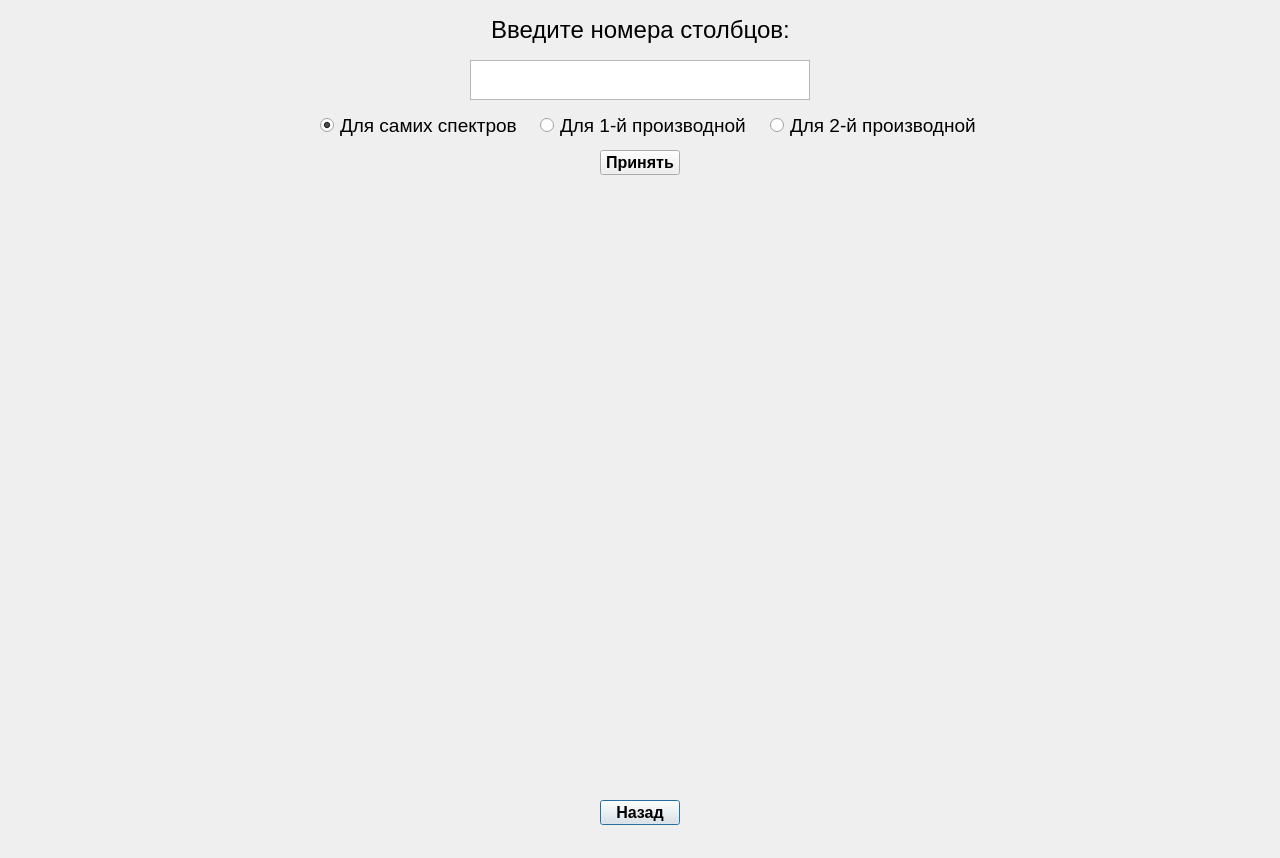
daniil432/PCA_for_IR-spectra_of_blood, file interface/ColumnWindow.ui: the form before one commit.
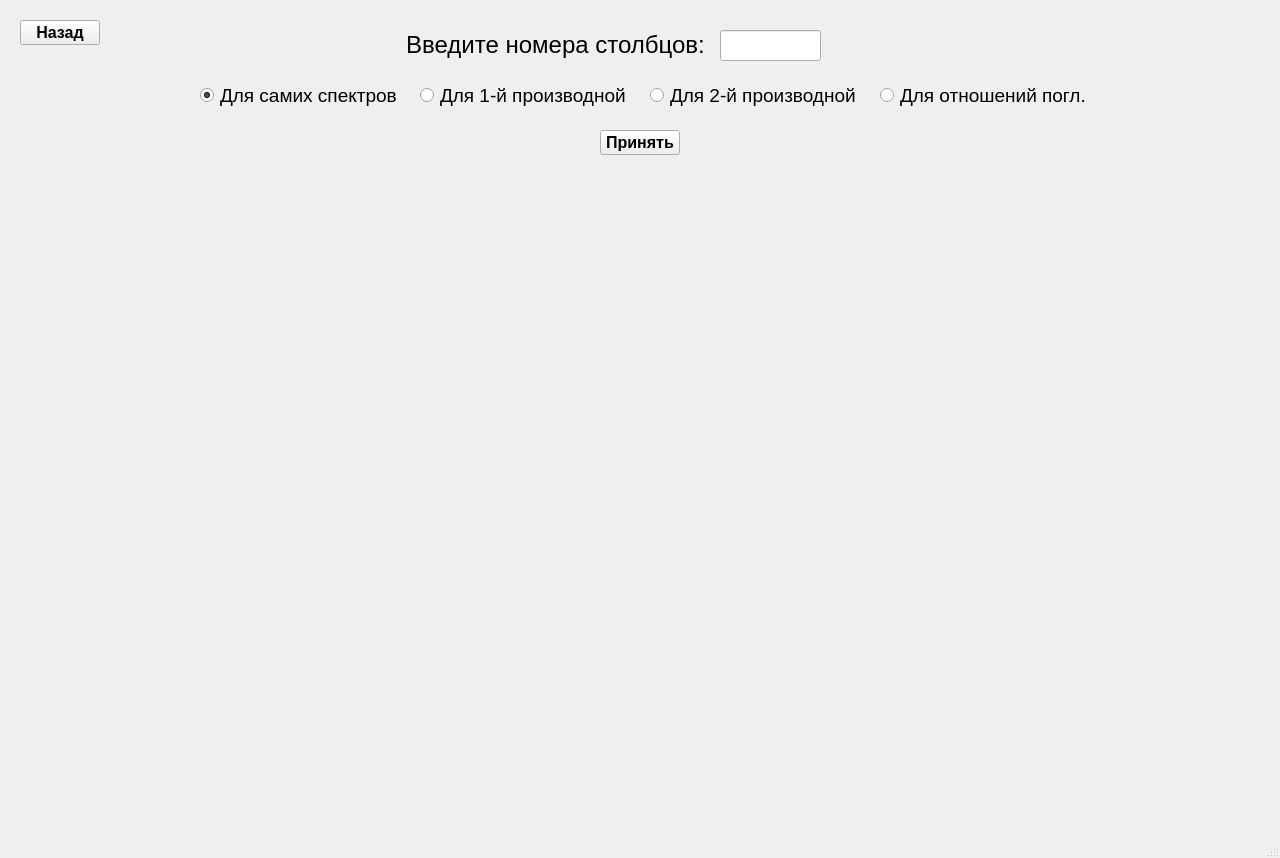
The form after the commit.

Patch:
```diff
--- a/interface/ColumnWindow.ui
+++ b/interface/ColumnWindow.ui
@@ -1,7 +1,7 @@
 <?xml version="1.0" encoding="UTF-8"?>
 <ui version="4.0">
- <class>Dialog</class>
- <widget class="QDialog" name="Dialog">
+ <class>MainWindow</class>
+ <widget class="QMainWindow" name="MainWindow">
   <property name="geometry">
    <rect>
     <x>0</x>
@@ -13,16 +13,17 @@
   <property name="windowTitle">
    <string>Dialog</string>
   </property>
+  <widget class="QWidget" name="centralwidget">
   <widget class="QLabel" name="label_3">
    <property name="enabled">
     <bool>true</bool>
    </property>
    <property name="geometry">
     <rect>
-     <x>470</x>
-     <y>10</y>
-     <width>341</width>
-     <height>41</height>
+      <x>400</x>
+      <y>30</y>
+      <width>311</width>
+      <height>31</height>
     </rect>
    </property>
    <property name="font">
@@ -50,11 +51,85 @@
     <bool>false</bool>
    </property>
   </widget>
+   <widget class="QWidget" name="colGraph" native="true">
+    <property name="geometry">
+     <rect>
+      <x>20</x>
+      <y>180</y>
+      <width>1240</width>
+      <height>661</height>
+     </rect>
+    </property>
+    <property name="font">
+     <font>
+      <family>Arial</family>
+     </font>
+    </property>
+   </widget>
+   <widget class="QRadioButton" name="Derivative_2_Button">
+    <property name="geometry">
+     <rect>
+      <x>650</x>
+      <y>80</y>
+      <width>211</width>
+      <height>31</height>
+     </rect>
+    </property>
+    <property name="font">
+     <font>
+      <family>Arial</family>
+      <pointsize>14</pointsize>
+     </font>
+    </property>
+    <property name="text">
+     <string>Для 2-й производной</string>
+    </property>
+   </widget>
+   <widget class="QRadioButton" name="Derivative_1_Button">
+    <property name="geometry">
+     <rect>
+      <x>420</x>
+      <y>80</y>
+      <width>211</width>
+      <height>31</height>
+     </rect>
+    </property>
+    <property name="font">
+     <font>
+      <family>Arial</family>
+      <pointsize>14</pointsize>
+     </font>
+    </property>
+    <property name="text">
+     <string>Для 1-й производной</string>
+    </property>
+   </widget>
+   <widget class="QPushButton" name="pushButton">
+    <property name="geometry">
+     <rect>
+      <x>600</x>
+      <y>130</y>
+      <width>80</width>
+      <height>25</height>
+     </rect>
+    </property>
+    <property name="font">
+     <font>
+      <family>Arial</family>
+      <pointsize>12</pointsize>
+      <weight>75</weight>
+      <bold>true</bold>
+     </font>
+    </property>
+    <property name="text">
+     <string>Принять</string>
+    </property>
+   </widget>
   <widget class="QRadioButton" name="SpectraButton">
    <property name="geometry">
     <rect>
-     <x>320</x>
-     <y>110</y>
+      <x>200</x>
+      <y>80</y>
      <width>201</width>
      <height>31</height>
     </rect>
@@ -72,11 +147,45 @@
     <bool>true</bool>
    </property>
   </widget>
+   <widget class="QRadioButton" name="RatioWave_button">
+    <property name="geometry">
+     <rect>
+      <x>880</x>
+      <y>80</y>
+      <width>211</width>
+      <height>31</height>
+     </rect>
+    </property>
+    <property name="font">
+     <font>
+      <family>Arial</family>
+      <pointsize>14</pointsize>
+     </font>
+    </property>
+    <property name="text">
+     <string>Для отношений погл.</string>
+    </property>
+   </widget>
+   <widget class="QLineEdit" name="Columns_int">
+    <property name="geometry">
+     <rect>
+      <x>720</x>
+      <y>30</y>
+      <width>101</width>
+      <height>31</height>
+     </rect>
+    </property>
+    <property name="font">
+     <font>
+      <pointsize>12</pointsize>
+     </font>
+    </property>
+   </widget>
   <widget class="QPushButton" name="CloseButton">
    <property name="geometry">
     <rect>
-     <x>600</x>
-     <y>800</y>
+      <x>20</x>
+      <y>20</y>
      <width>80</width>
      <height>25</height>
     </rect>
@@ -93,99 +202,8 @@
     <string>Назад</string>
    </property>
   </widget>
-  <widget class="QRadioButton" name="Derivative_1_Button">
-   <property name="geometry">
-    <rect>
-     <x>540</x>
-     <y>110</y>
-     <width>211</width>
-     <height>31</height>
-    </rect>
-   </property>
-   <property name="font">
-    <font>
-     <family>Arial</family>
-     <pointsize>14</pointsize>
-    </font>
-   </property>
-   <property name="text">
-    <string>Для 1-й производной</string>
-   </property>
   </widget>
-  <widget class="QTextEdit" name="Columns_int">
-   <property name="geometry">
-    <rect>
-     <x>470</x>
-     <y>60</y>
-     <width>340</width>
-     <height>40</height>
-    </rect>
-   </property>
-   <property name="font">
-    <font>
-     <family>Arial</family>
-     <pointsize>14</pointsize>
-    </font>
-   </property>
-   <property name="layoutDirection">
-    <enum>Qt::LeftToRight</enum>
-   </property>
-  </widget>
-  <widget class="QRadioButton" name="Derivative_2_Button">
-   <property name="geometry">
-    <rect>
-     <x>770</x>
-     <y>110</y>
-     <width>211</width>
-     <height>31</height>
-    </rect>
-   </property>
-   <property name="font">
-    <font>
-     <family>Arial</family>
-     <pointsize>14</pointsize>
-    </font>
-   </property>
-   <property name="text">
-    <string>Для 2-й производной</string>
-   </property>
-  </widget>
-  <widget class="QPushButton" name="pushButton">
-   <property name="geometry">
-    <rect>
-     <x>600</x>
-     <y>150</y>
-     <width>80</width>
-     <height>25</height>
-    </rect>
-   </property>
-   <property name="font">
-    <font>
-     <family>Arial</family>
-     <pointsize>12</pointsize>
-     <weight>75</weight>
-     <bold>true</bold>
-    </font>
-   </property>
-   <property name="text">
-    <string>Принять</string>
-   </property>
-  </widget>
-  <widget class="QWidget" name="colGraph" native="true">
-   <property name="geometry">
-    <rect>
-     <x>20</x>
-     <y>190</y>
-     <width>1240</width>
-     <height>600</height>
-    </rect>
-   </property>
-   <property name="font">
-    <font>
-     <family>Arial</family>
-    </font>
-   </property>
-  </widget>
+  <widget class="QStatusBar" name="statusbar"/>
  </widget>
  <resources/>
  <connections/>
```
Left out of the diff: 2 changed lines with no effect on the pictures. Lines whose indentation alone changed are shown as unchanged.
